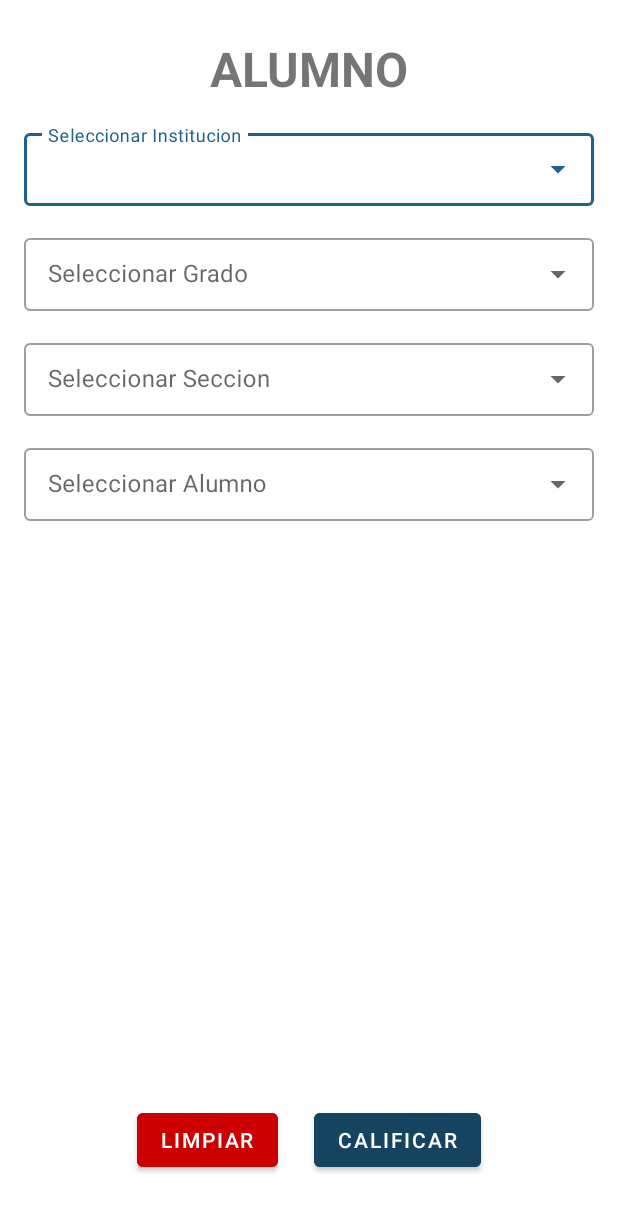
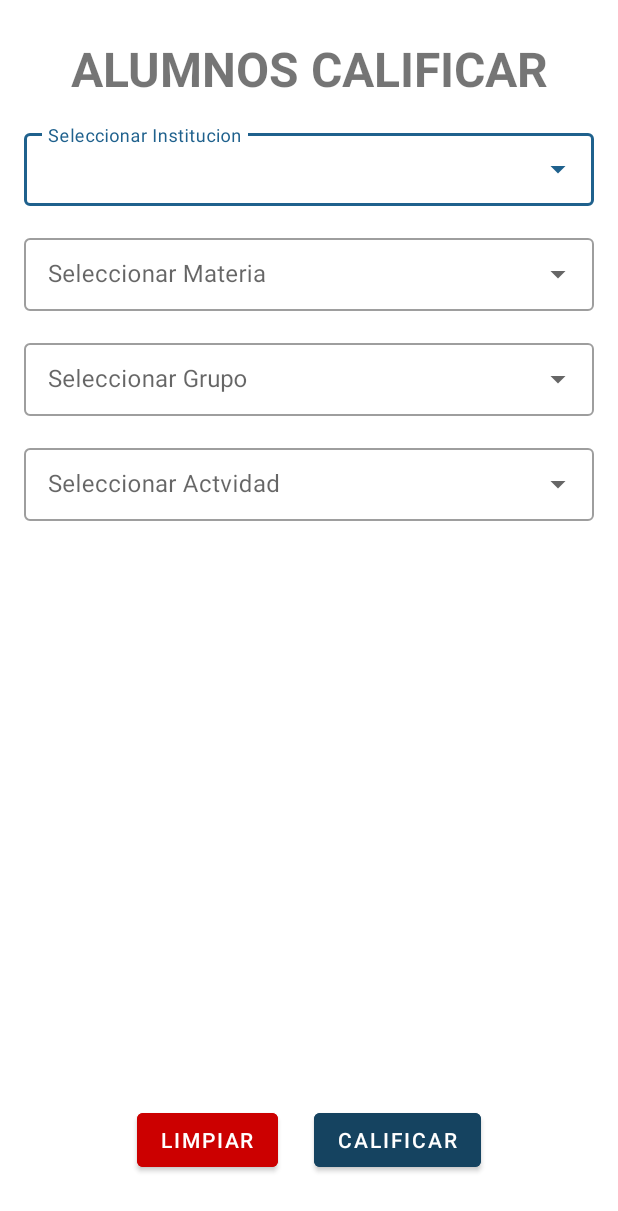
Before and after one commit to salvadorGon/ControlDeNota2021, an Android app: the Buscando screen opened directly, with no data from a screen before it, on a phone screen of 412 x 824 dp. Shown: the top 1211 px of the screen. Run offline under Robolectric (Android 15) with nearby library versions, the phone set to English and light mode, and no system bars; Roboto replaces fonts that are not available here.

Commit message:
Camino a seguir para calificar una actividad

```diff
--- a/app/src/main/java/com/example/controldenotas/Buscando.java
+++ b/app/src/main/java/com/example/controldenotas/Buscando.java
@@ -2,13 +2,35 @@ package com.example.controldenotas;
 
 import androidx.appcompat.app.AppCompatActivity;
 
+import android.content.Intent;
 import android.os.Bundle;
+import android.view.View;
+import android.widget.Button;
 
 public class Buscando extends AppCompatActivity {
 
+    Button btnMostrarAlumnosCalificar;
     @Override
     protected void onCreate(Bundle savedInstanceState) {
         super.onCreate(savedInstanceState);
         setContentView(R.layout.activity_buscando);
+
+        //CARGAR DATOS A LOS
+
+        //fin carga de datos
+
+        //mostrando ventana de alumnos que cumplan con los filtros
+        this.btnMostrarAlumnosCalificar = (Button) findViewById(R.id.btnMostrarCALIFICAR);
+        Intent intentMostrando = new Intent(this, CalificandoAlumno.class);
+
+        //evento
+        btnMostrarAlumnosCalificar.setOnClickListener(new View.OnClickListener() {
+            @Override
+            public void onClick(View v) {
+                startActivity(intentMostrando);
+            }
+        });
+
+
     }
 }
--- a/app/src/main/res/layout/activity_buscando.xml
+++ b/app/src/main/res/layout/activity_buscando.xml
@@ -11,7 +11,7 @@
         android:layout_width="match_parent"
         android:layout_height="wrap_content"
         android:layout_marginTop="24dp"
-        android:text="ALUMNO"
+        android:text="ALUMNOS CALIFICAR"
         android:textAlignment="center"
         android:textSize="32dp"
         android:textStyle="bold"
@@ -38,11 +38,11 @@
     </com.google.android.material.textfield.TextInputLayout>
 
     <com.google.android.material.textfield.TextInputLayout
-        android:id="@+id/ddGrado"
+        android:id="@+id/ddMateria"
         android:layout_width="match_parent"
         android:layout_height="wrap_content"
         android:layout_margin="16dp"
-        android:hint="Seleccionar Grado"
+        android:hint="Seleccionar Materia"
         style="@style/Widget.MaterialComponents.TextInputLayout.OutlinedBox.Dense.ExposedDropdownMenu"
         tools:layout_editor_absoluteX="16dp"
         app:layout_constraintEnd_toEndOf="parent"
@@ -50,45 +50,45 @@
         app:layout_constraintTop_toBottomOf="@+id/ddInstitucion">
 
         <AutoCompleteTextView
-            android:id="@+id/acGrado"
+            android:id="@+id/acMateria"
             android:layout_width="match_parent"
             android:layout_height="wrap_content"
             android:inputType="none"/>
     </com.google.android.material.textfield.TextInputLayout>
 
     <com.google.android.material.textfield.TextInputLayout
-        android:id="@+id/ddSeccion"
+        android:id="@+id/ddGrupo"
         android:layout_width="match_parent"
         android:layout_height="wrap_content"
         android:layout_margin="16dp"
-        android:hint="Seleccionar Seccion"
+        android:hint="Seleccionar Grupo"
         style="@style/Widget.MaterialComponents.TextInputLayout.OutlinedBox.Dense.ExposedDropdownMenu"
         tools:layout_editor_absoluteX="16dp"
         app:layout_constraintEnd_toEndOf="parent"
         app:layout_constraintStart_toStartOf="parent"
-        app:layout_constraintTop_toBottomOf="@+id/ddGrado">
+        app:layout_constraintTop_toBottomOf="@+id/ddMateria">
 
         <AutoCompleteTextView
-            android:id="@+id/acSeccion"
+            android:id="@+id/acGrupo"
             android:layout_width="match_parent"
             android:layout_height="wrap_content"
             android:inputType="none"/>
     </com.google.android.material.textfield.TextInputLayout>
 
     <com.google.android.material.textfield.TextInputLayout
-        android:id="@+id/ddAlumno"
+        android:id="@+id/ddActividad"
         android:layout_width="match_parent"
         android:layout_height="wrap_content"
         android:layout_margin="16dp"
-        android:hint="Seleccionar Alumno"
+        android:hint="Seleccionar Actvidad"
         style="@style/Widget.MaterialComponents.TextInputLayout.OutlinedBox.Dense.ExposedDropdownMenu"
         tools:layout_editor_absoluteX="16dp"
         app:layout_constraintEnd_toEndOf="parent"
         app:layout_constraintStart_toStartOf="parent"
-        app:layout_constraintTop_toBottomOf="@+id/ddSeccion">
+        app:layout_constraintTop_toBottomOf="@+id/ddGrupo">
 
         <AutoCompleteTextView
-            android:id="@+id/acAlumno"
+            android:id="@+id/acActvidad"
             android:layout_width="match_parent"
             android:layout_height="wrap_content"
             android:inputType="none"/>
@@ -112,7 +112,7 @@
             android:textColor="@android:color/white" />
 
         <Button
-            android:id="@+id/button4"
+            android:id="@+id/btnMostrarCALIFICAR"
             android:layout_width="wrap_content"
             android:layout_height="wrap_content"
             android:layout_marginStart="24dp"
--- a/app/src/main/res/layout/activity_calificando.xml
+++ b/app/src/main/res/layout/activity_calificando.xml
@@ -198,7 +198,7 @@
             android:textColor="@android:color/white" />
 
         <Button
-            android:id="@+id/button4"
+            android:id="@+id/btnMostrarCALIFICAR"
             android:layout_width="wrap_content"
             android:layout_height="wrap_content"
             android:layout_marginStart="24dp"
--- a/app/src/main/res/layout/item_calificandoalumno.xml
+++ b/app/src/main/res/layout/item_calificandoalumno.xml
@@ -46,7 +46,7 @@
                 android:layout_weight="0.1"
                 android:backgroundTint="#333232"
                 android:inputType="numberDecimal"
-                android:text="nota"
+                android:hint="nota"
                 android:textColor="#333232"
                 android:textSize="20dp" />
 
```
Also changed, not shown: app/src/main/java/com/example/controldenotas/AgregarActividades.java (+75 -2 lines), app/src/main/java/com/example/controldenotas/CalificandoAlumno.java (+14 -1 lines), app/src/main/java/com/example/controldenotas/Principal.java (+27 -14 lines), app/src/main/res/layout/activity_calificandoalumno.xml (+11 -2 lines).
